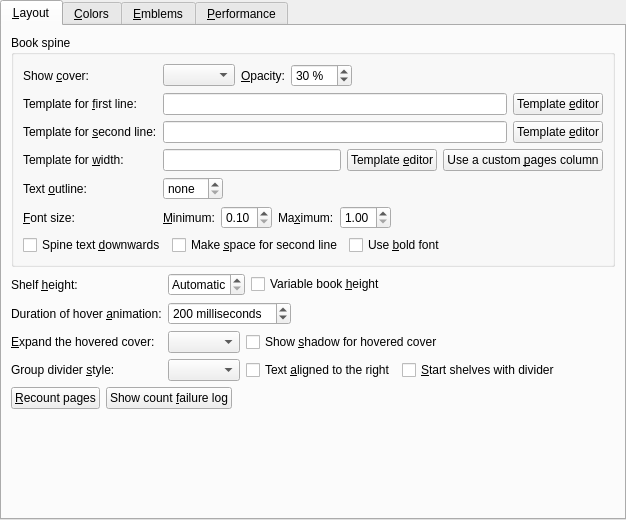
Before: the Qt Designer form src/calibre/gui2/preferences/look_feel_tabs/bookshelf_view.ui in kovidgoyal/calibre, drawn with Qt 5.
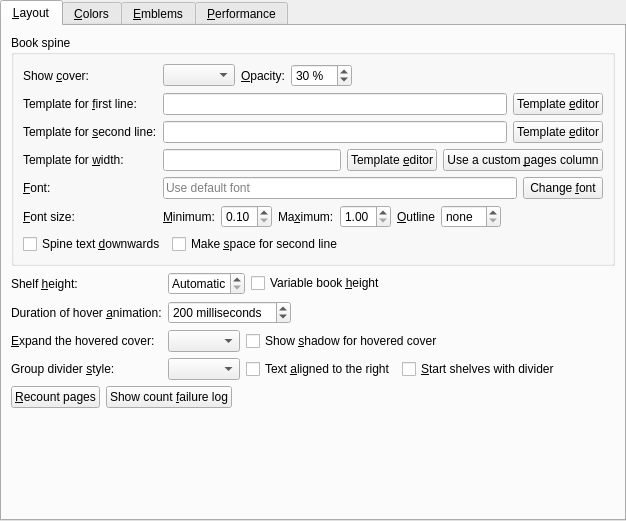
After: the same form once the commit is applied. Icons and pictures are not drawn. Custom widgets are drawn as their Qt base class.

Commit message: Bookshelf: Allow specifying the font to use for spines

Diff of the .ui file:
```diff
--- a/src/calibre/gui2/preferences/look_feel_tabs/bookshelf_view.ui
+++ b/src/calibre/gui2/preferences/look_feel_tabs/bookshelf_view.ui
@@ -7,7 +7,7 @@
     <x>0</x>
     <y>0</y>
     <width>626</width>
-    <height>520</height>
+    <height>521</height>
    </rect>
   </property>
   <property name="currentIndex">
@@ -377,6 +377,26 @@
          </item>
         </layout>
        </item>
+       <item row="4" column="0">
+        <widget class="QLabel" name="label_10">
+         <property name="text">
+          <string>&amp;Font:</string>
+         </property>
+         <property name="buddy">
+          <cstring>bookshelf_font_display</cstring>
+         </property>
+        </widget>
+       </item>
+       <item row="5" column="0">
+        <widget class="QLabel" name="label_3">
+         <property name="text">
+          <string>&amp;Font size:</string>
+         </property>
+         <property name="buddy">
+          <cstring>opt_bookshelf_min_font_multiplier</cstring>
+         </property>
+        </widget>
+       </item>
        <item row="5" column="1">
         <layout class="QHBoxLayout" name="horizontalLayout_9">
          <item>
@@ -434,6 +454,38 @@
            </property>
           </widget>
          </item>
+         <item>
+          <widget class="QLabel" name="label_9">
+           <property name="text">
+            <string>&amp;Outline</string>
+           </property>
+           <property name="buddy">
+            <cstring>opt_bookshelf_outline_width</cstring>
+           </property>
+          </widget>
+         </item>
+         <item>
+          <widget class="QDoubleSpinBox" name="opt_bookshelf_outline_width">
+           <property name="toolTip">
+            <string>&lt;p&gt;Set the thickness, in pixels, of the outline (border) around text on the spine. A value of zero means no outline. An outline helps the text standout against the spine, especially when the spine has a colorful cover.</string>
+           </property>
+           <property name="specialValueText">
+            <string>none</string>
+           </property>
+           <property name="suffix">
+            <string> px</string>
+           </property>
+           <property name="decimals">
+            <number>1</number>
+           </property>
+           <property name="maximum">
+            <double>3.000000000000000</double>
+           </property>
+           <property name="singleStep">
+            <double>0.100000000000000</double>
+           </property>
+          </widget>
+         </item>
         </layout>
        </item>
        <item row="7" column="0" colspan="2">
@@ -458,16 +510,6 @@
            </property>
           </widget>
          </item>
-         <item>
-          <widget class="QCheckBox" name="opt_bookshelf_bold_font">
-           <property name="toolTip">
-            <string>&lt;p&gt;Use a bold font to draw text on the book spine</string>
-           </property>
-           <property name="text">
-            <string>Use &amp;bold font</string>
-           </property>
-          </widget>
-         </item>
          <item>
           <spacer name="horizontalSpacer_2">
            <property name="orientation">
@@ -483,47 +525,26 @@
          </item>
         </layout>
        </item>
-       <item row="5" column="0">
-        <widget class="QLabel" name="label_3">
-         <property name="text">
-          <string>&amp;Font size:</string>
-         </property>
-         <property name="buddy">
-          <cstring>opt_bookshelf_min_font_multiplier</cstring>
-         </property>
-        </widget>
-       </item>
-       <item row="4" column="0">
-        <widget class="QLabel" name="label_9">
-         <property name="text">
-          <string>Text &amp;outline:</string>
-         </property>
-         <property name="buddy">
-          <cstring>opt_bookshelf_outline_width</cstring>
-         </property>
-        </widget>
-       </item>
        <item row="4" column="1">
-        <widget class="QDoubleSpinBox" name="opt_bookshelf_outline_width">
-         <property name="toolTip">
-          <string>&lt;p&gt;Set the thickness, in pixels, of the outline (border) around text on the spine. A value of zero means no outline. An outline helps the text standout against the spine, especially when the spine has a colorful cover.</string>
-         </property>
-         <property name="specialValueText">
-          <string>none</string>
-         </property>
-         <property name="suffix">
-          <string> px</string>
-         </property>
-         <property name="decimals">
-          <number>1</number>
-         </property>
-         <property name="maximum">
-          <double>3.000000000000000</double>
-         </property>
-         <property name="singleStep">
-          <double>0.100000000000000</double>
-         </property>
-        </widget>
+        <layout class="QHBoxLayout" name="horizontalLayout_14">
+         <item>
+          <widget class="QLineEdit" name="bookshelf_font_display">
+           <property name="readOnly">
+            <bool>true</bool>
+           </property>
+           <property name="placeholderText">
+            <string>Use default font</string>
+           </property>
+          </widget>
+         </item>
+         <item>
+          <widget class="QPushButton" name="change_font_button">
+           <property name="text">
+            <string>Change &amp;font</string>
+           </property>
+          </widget>
+         </item>
+        </layout>
        </item>
       </layout>
      </widget>
```
The commit also changes 4 other files.
